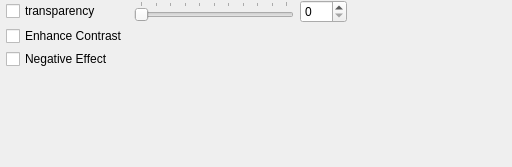
First picture: the form in src/gui/forms/toolbar_rendertransparencygroup.ui, repository open-scan-crew/OpenScanTools, before the edit.
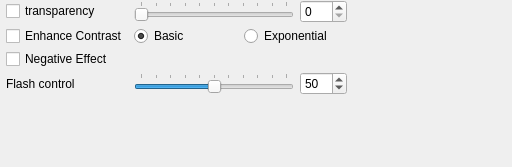
Second picture: the form after the edit.

Commit message: Add exponential flash control for transparency

Diff of the .ui file:
```diff
--- a/src/gui/forms/toolbar_rendertransparencygroup.ui
+++ b/src/gui/forms/toolbar_rendertransparencygroup.ui
@@ -29,6 +29,35 @@
    <property name="verticalSpacing">
     <number>3</number>
    </property>
+   <item row="3" column="1">
+    <widget class="QSlider" name="slider_flashControl">
+     <property name="maximum">
+      <number>100</number>
+     </property>
+     <property name="value">
+      <number>50</number>
+     </property>
+     <property name="orientation">
+      <enum>Qt::Horizontal</enum>
+     </property>
+     <property name="tickPosition">
+      <enum>QSlider::TicksAbove</enum>
+     </property>
+     <property name="tickInterval">
+      <number>10</number>
+     </property>
+    </widget>
+   </item>
+   <item row="3" column="2">
+    <widget class="QSpinBox" name="spinBox_flashControl">
+     <property name="maximum">
+      <number>100</number>
+     </property>
+     <property name="value">
+      <number>50</number>
+     </property>
+    </widget>
+   </item>
    <item row="4" column="0">
     <spacer name="verticalSpacer">
      <property name="orientation">
@@ -42,13 +71,6 @@
      </property>
     </spacer>
    </item>
-   <item row="2" column="0">
-    <widget class="QCheckBox" name="checkBox_negativeEffect">
-     <property name="text">
-      <string>Negative Effect</string>
-     </property>
-    </widget>
-   </item>
    <item row="0" column="2">
     <widget class="QSpinBox" name="spinBox_transparency">
      <property name="maximum">
@@ -62,7 +84,7 @@
       <number>100</number>
      </property>
      <property name="orientation">
-      <enum>Qt::Horizontal</enum>
+     <enum>Qt::Horizontal</enum>
      </property>
      <property name="tickPosition">
       <enum>QSlider::TicksAbove</enum>
@@ -79,6 +101,44 @@
      </property>
     </widget>
    </item>
+   <item row="1" column="1" colspan="2">
+    <layout class="QHBoxLayout" name="horizontalLayout">
+     <property name="spacing">
+      <number>6</number>
+     </property>
+     <item>
+      <widget class="QRadioButton" name="basicEnhanceContrastRadioButton">
+       <property name="text">
+        <string>Basic</string>
+       </property>
+       <property name="checked">
+        <bool>true</bool>
+       </property>
+      </widget>
+     </item>
+     <item>
+      <widget class="QRadioButton" name="expEnhanceContrastRadioButton">
+       <property name="text">
+        <string>Exponential</string>
+       </property>
+      </widget>
+     </item>
+    </layout>
+   </item>
+   <item row="2" column="0">
+    <widget class="QCheckBox" name="checkBox_negativeEffect">
+     <property name="text">
+      <string>Negative Effect</string>
+     </property>
+    </widget>
+   </item>
+   <item row="3" column="0">
+    <widget class="QLabel" name="label_flashControl">
+     <property name="text">
+      <string>Flash control</string>
+     </property>
+    </widget>
+   </item>
    <item row="0" column="0">
     <widget class="QCheckBox" name="checkBox_transparency">
      <property name="text">
```
Left out of the diff: 4 changed lines with no effect on the pictures. The commit also changes 19 other files.
